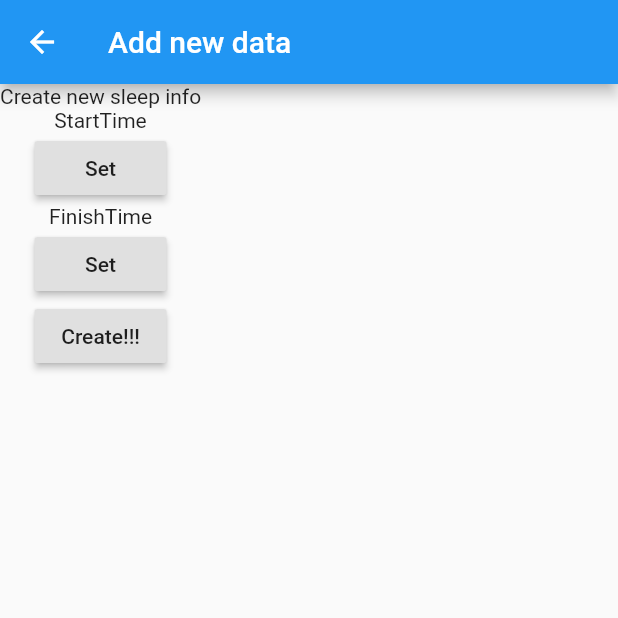
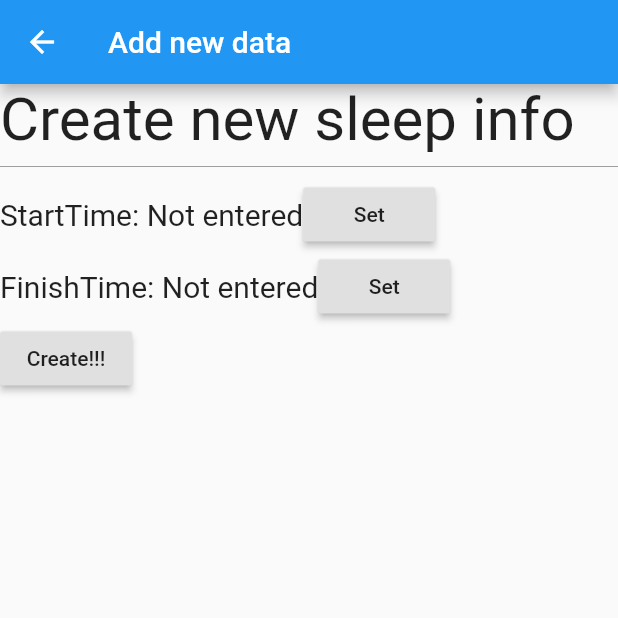
Before and after one commit to isso0424/SleepDiary, a Flutter app: the CreateNewSleepInfoPage screen opened by its route, after a tap on "Create!!!", on a phone screen of 412 x 824 dp, the top half of it. Run offline on Flutter 3.47's test engine with Material 2 defaults, Android fonts, the phone set to English and light mode, and no system bars; our stand-ins replace flutter_datetime_picker, shared_preferences; accounts and stored records are empty.

Commit message:
[Finish]

```diff
--- a/lib/pages/add_sleep_info.dart
+++ b/lib/pages/add_sleep_info.dart
@@ -22,14 +22,17 @@ class _State extends State<CreateNewSleepInfoPage> {
         title: Text("Add new data"),
       ),
       body: Column(
+        crossAxisAlignment: CrossAxisAlignment.start,
         children: [
-          Text("Create new sleep info"),
-          Text("StartTime"),
+          Text("Create new sleep info", style: TextStyle(fontSize: 40),),
+          Divider(color: Colors.grey,),
+          Row(children: [
+          Text("StartTime: ${_startSleepingTime == null ? "Not entered" : _startSleepingTime}", style: TextStyle(fontSize: 20)),
           RaisedButton(
             child: Text("Set"),
             onPressed: () => {
               DatePicker.showTimePicker(context, currentTime: DateTime.now(),
-                  onChanged: (data) {
+                  onConfirm: (data) {
                 DateTime nowDate =
                     DateTime.now().subtract(new Duration(days: 1));
                 _startSleepingTime = DateTime(
@@ -39,15 +42,19 @@ class _State extends State<CreateNewSleepInfoPage> {
                   data.hour,
                   data.minute,
                 );
+                setState(() {
+                });
               })
             },
           ),
-          Text("FinishTime"),
+          ]),
+      Row(children: [
+          Text("FinishTime: ${_finishSleepingTime == null ? "Not entered" : _finishSleepingTime}", style: TextStyle(fontSize: 20)),
           RaisedButton(
             child: Text("Set"),
             onPressed: () => {
               DatePicker.showTimePicker(context, currentTime: DateTime.now(),
-                  onChanged: (data) {
+                  onConfirm: (data) {
                 DateTime nowDate =
                     DateTime.now().subtract(new Duration(days: 1));
                 _finishSleepingTime = DateTime(
@@ -57,14 +64,15 @@ class _State extends State<CreateNewSleepInfoPage> {
                   data.hour,
                   data.minute,
                 );
+                setState(() {
+                });
               })
             },
           ),
+          ]),
           RaisedButton(
             child: Text("Create!!!"),
             onPressed: () async {
-              print(_startSleepingTime);
-              print(_finishSleepingTime);
               if (_startSleepingTime == null || _finishSleepingTime == null) {
                 return;
               }
```
